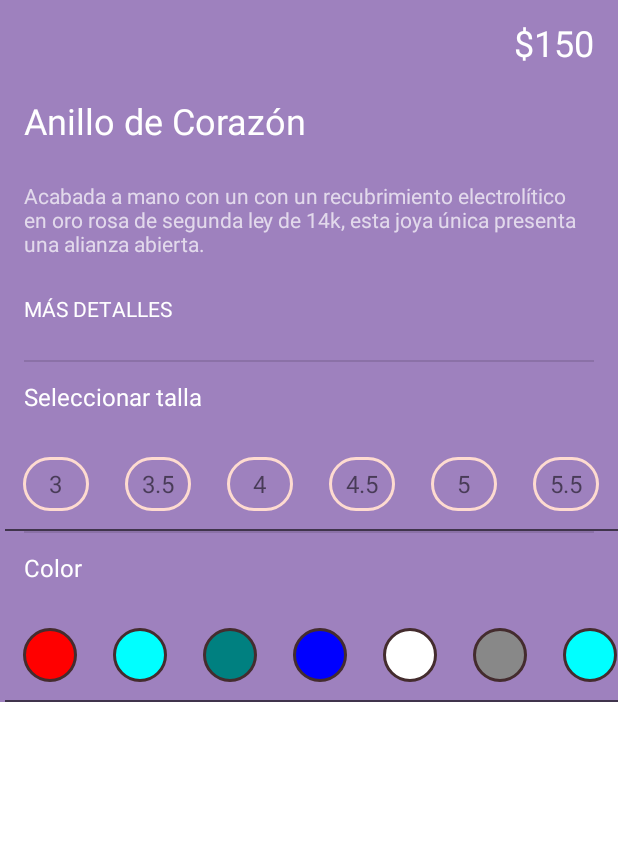
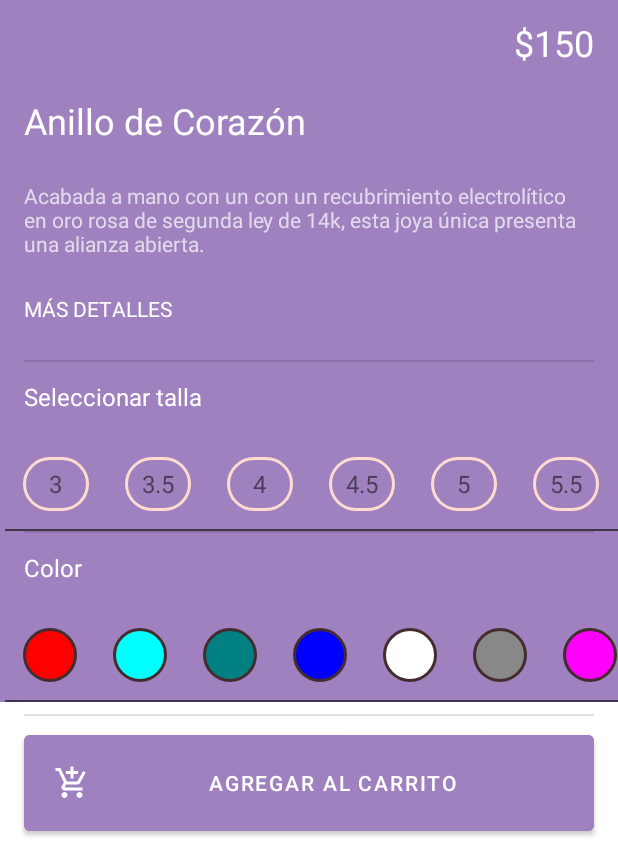
Before and after one commit to C3SC0-V4113/E-Commerce-Joyeria, an Android app: the ProductoDetalleActivity screen opened directly, with no data from a screen before it, on a phone screen of 412 x 824 dp, the part 384-1236 px from its top. Run offline under Robolectric (Android 15) with nearby library versions, the phone set to English and light mode, and no system bars.

Commit message:
Terminada mi vista, aunque a lo bestia

```diff
--- /dev/null
+++ b/app/src/main/java/com/udb/edu/joyeria_commerce/ProductoAdapter.java
@@ -0,0 +1,69 @@
+package com.udb.edu.joyeria_commerce;
+
+import android.content.Context;
+import android.view.LayoutInflater;
+import android.view.View;
+import android.view.ViewGroup;
+import android.widget.Filter;
+import android.widget.Filterable;
+import android.widget.TextView;
+
+import androidx.annotation.NonNull;
+import androidx.recyclerview.widget.RecyclerView;
+
+import java.util.List;
+
+public class ProductoAdapter extends RecyclerView.Adapter<ProductoAdapter.ProductoAdapterVh> implements Filterable {
+
+    private List<ProductoModel> productoModelList;
+    private Context context;
+    private ProductoSeleccionado productoSeleccionado;
+
+    public ProductoAdapter(List<ProductoModel> productoModelList, ProductoSeleccionado productoSeleccionado){
+        this.productoModelList=productoModelList;
+        this.productoSeleccionado=productoSeleccionado;
+    }
+
+    @Override
+    public Filter getFilter() {
+        return null;
+    }
+
+    @NonNull
+    @Override
+    public ProductoAdapter.ProductoAdapterVh onCreateViewHolder(@NonNull ViewGroup parent, int viewType) {
+        context=parent.getContext();
+
+        return new ProductoAdapterVh(LayoutInflater.from(context).inflate(R.layout.fragment_recycler_view_productos,null));
+    }
+
+    @Override
+    public void onBindViewHolder(@NonNull ProductoAdapter.ProductoAdapterVh holder, int position) {
+        ProductoModel productoModel=productoModelList.get(position);
+
+        String title=productoModel.getProductoTitulo();
+        String price=productoModel.getPrecio();
+
+        holder.tvTitle.setText(title);
+        holder.tvPrecio.setText("$"+price);
+    }
+
+    @Override
+    public int getItemCount() {
+        return productoModelList.size();
+    }
+
+    public interface ProductoSeleccionado{
+        void productoSeleccionado(ProductoModel productoModel);
+    }
+
+    public class ProductoAdapterVh extends RecyclerView.ViewHolder{
+        TextView tvTitle;
+        TextView tvPrecio;
+        public  ProductoAdapterVh(@NonNull View itemView){
+            super(itemView);
+            tvTitle=itemView.findViewById(R.id.titulo_Card);
+            tvPrecio=itemView.findViewById(R.id.precio_Card);
+        }
+    }
+}
--- a/app/src/main/java/com/udb/edu/joyeria_commerce/ProductoDetalleActivity.java
+++ b/app/src/main/java/com/udb/edu/joyeria_commerce/ProductoDetalleActivity.java
@@ -11,20 +11,23 @@ import android.widget.Toast;
 import java.util.ArrayList;
 import java.util.List;
 
-public class ProductoDetalleActivity extends AppCompatActivity implements TallasAdapter.TallaSeleccionada,ColorAdapter.ColorSeleccionado{
+public class ProductoDetalleActivity extends AppCompatActivity implements TallasAdapter.TallaSeleccionada,ColorAdapter.ColorSeleccionado,ProductoAdapter.ProductoSeleccionado{
 
     RecyclerView rcl_tallas;
     RecyclerView rcl_colores;
+    RecyclerView rcl_recomendados;
 
     List<TallasModel> tallasModelList=new ArrayList<>();
     List<ColorModel> colorModelList=new ArrayList<>();
+    List<ProductoModel> productoModelList=new ArrayList<>();
 
     TallasAdapter tallasAdapter;
     ColorAdapter coloresAdapter;
+    ProductoAdapter productoAdapter;
 
     String[] tallas={"3","3.5","4","4.5","5","5.5","6"};
 
-    String[] colores={"red","cyan","teal","blue","white","gray","aqua","fuchsia","navy","#085569"};
+    String[] colores={"red","cyan","teal","blue","white","gray","fuchsia","navy","#085569"};
 
     @Override
     protected void onCreate(Bundle savedInstanceState) {
@@ -33,12 +36,16 @@ public class ProductoDetalleActivity extends AppCompatActivity implements Tallas
 
         rcl_tallas=findViewById(R.id.rclview_tallas);
         rcl_colores=findViewById(R.id.rclview_colores);
+        rcl_recomendados=findViewById(R.id.rclview_recomendados);
 
         LinearLayoutManager linearLayoutManager=new LinearLayoutManager(this);
         linearLayoutManager.setOrientation(LinearLayoutManager.HORIZONTAL);
 
         LinearLayoutManager linearLayoutManager2=new LinearLayoutManager(this);
         linearLayoutManager2.setOrientation(LinearLayoutManager.HORIZONTAL);
+
+        LinearLayoutManager linearLayoutManager3=new LinearLayoutManager(this);
+        linearLayoutManager3.setOrientation(LinearLayoutManager.HORIZONTAL);
 
         for (String s:tallas) {
             TallasModel tallasModel=new TallasModel(s);
@@ -52,17 +59,27 @@ public class ProductoDetalleActivity extends AppCompatActivity implements Tallas
             colorModelList.add(colorModel);
         }
 
+        productoModelList.add(new ProductoModel("Anillo corazón esmeralda",183.0));
+        productoModelList.add(new ProductoModel("Anillo azul zafiro",228.0));
+        productoModelList.add(new ProductoModel("Anillo gota rubí",190.0));
+        productoModelList.add(new ProductoModel("Anillo de oro con opalos incrustados",250.0));
+
         rcl_tallas.setLayoutManager(linearLayoutManager);
         rcl_tallas.addItemDecoration(new DividerItemDecoration(this,DividerItemDecoration.VERTICAL));
 
         rcl_colores.setLayoutManager(linearLayoutManager2);
         rcl_colores.addItemDecoration(new DividerItemDecoration(this,DividerItemDecoration.VERTICAL));
 
+        rcl_recomendados.setLayoutManager(linearLayoutManager3);
+        rcl_recomendados.addItemDecoration(new DividerItemDecoration(this,DividerItemDecoration.VERTICAL));
+
         tallasAdapter=new TallasAdapter(tallasModelList,this);
         coloresAdapter=new ColorAdapter(colorModelList,this);
+        productoAdapter=new ProductoAdapter(productoModelList,this);
 
         rcl_tallas.setAdapter(tallasAdapter);
         rcl_colores.setAdapter(coloresAdapter);
+        rcl_recomendados.setAdapter(productoAdapter);
     }
 
     @Override
@@ -74,4 +91,9 @@ public class ProductoDetalleActivity extends AppCompatActivity implements Tallas
     public void colorSeleccionado(ColorModel colorModel) {
         Toast.makeText(this, colorModel.getColorModel(), Toast.LENGTH_SHORT).show();
     }
+
+    @Override
+    public void productoSeleccionado(ProductoModel productoModel) {
+        Toast.makeText(this, productoModel.getProductoTitulo(), Toast.LENGTH_SHORT).show();
+    }
 }
--- /dev/null
+++ b/app/src/main/java/com/udb/edu/joyeria_commerce/ProductoModel.java
@@ -0,0 +1,19 @@
+package com.udb.edu.joyeria_commerce;
+
+public class ProductoModel {
+    private String titulo;
+    private String precio;
+
+    public ProductoModel(String titulo,Double precio){
+        this.titulo=titulo;
+        this.precio= String.valueOf(precio);
+    }
+
+    public String getProductoTitulo(){
+        return titulo;
+    }
+
+    public String getPrecio() {
+        return precio;
+    }
+}
--- /dev/null
+++ b/app/src/main/res/drawable/ic_baseline_add_shopping_cart_24.xml
@@ -0,0 +1,10 @@
+<vector xmlns:android="http://schemas.android.com/apk/res/android"
+    android:width="24dp"
+    android:height="24dp"
+    android:viewportWidth="24"
+    android:viewportHeight="24"
+    android:tint="?attr/colorControlNormal">
+  <path
+      android:fillColor="@android:color/white"
+      android:pathData="M11,9h2L13,6h3L16,4h-3L13,1h-2v3L8,4v2h3v3zM7,18c-1.1,0 -1.99,0.9 -1.99,2S5.9,22 7,22s2,-0.9 2,-2 -0.9,-2 -2,-2zM17,18c-1.1,0 -1.99,0.9 -1.99,2s0.89,2 1.99,2 2,-0.9 2,-2 -0.9,-2 -2,-2zM7.17,14.75l0.03,-0.12 0.9,-1.63h7.45c0.75,0 1.41,-0.41 1.75,-1.03l3.86,-7.01L19.42,4h-0.01l-1.1,2 -2.76,5L8.53,11l-0.13,-0.27L6.16,6l-0.95,-2 -0.94,-2L1,2v2h2l3.6,7.59 -1.35,2.45c-0.16,0.28 -0.25,0.61 -0.25,0.96 0,1.1 0.9,2 2,2h12v-2L7.42,15c-0.13,0 -0.25,-0.11 -0.25,-0.25z"/>
+</vector>
--- a/app/src/main/res/layout/activity_producto_detalle.xml
+++ b/app/src/main/res/layout/activity_producto_detalle.xml
@@ -26,7 +26,6 @@
             android:layout_width="match_parent"
             android:layout_height="wrap_content"
             app:layout_constraintEnd_toEndOf="parent"
-            app:layout_constraintHorizontal_bias="0.0"
             app:layout_constraintStart_toStartOf="@+id/img_detalle"
             app:layout_constraintTop_toBottomOf="@+id/img_detalle"
             android:background="#9E81BE">
@@ -102,13 +101,14 @@
                 android:text="Seleccionar talla"
                 android:textColor="@color/white"
                 android:textSize="16sp" />
+
             <androidx.recyclerview.widget.RecyclerView
                 android:id="@+id/rclview_tallas"
-                android:layout_marginStart="3dp"
-                android:layout_marginTop="3dp"
                 android:layout_width="match_parent"
                 android:layout_height="wrap_content"
-                android:layout_below="@id/title_tallas"/>
+                android:layout_below="@id/title_tallas"
+                android:layout_marginStart="3dp"
+                android:layout_marginTop="3dp" />
             <com.google.android.material.divider.MaterialDivider
                 android:id="@+id/divider_color"
                 android:layout_below="@+id/rclview_tallas"
@@ -138,6 +138,50 @@
                 android:layout_below="@id/title_colores"/>
 
         </RelativeLayout>
+        <RelativeLayout
+            android:id="@+id/rltv_lyt2"
+            android:layout_width="match_parent"
+            android:layout_height="wrap_content"
+            app:layout_constraintEnd_toEndOf="parent"
+            app:layout_constraintStart_toStartOf="@+id/rltv_lyt"
+            app:layout_constraintTop_toBottomOf="@+id/rltv_lyt">
+            <com.google.android.material.divider.MaterialDivider
+                android:id="@+id/divider_colores"
+                android:layout_width="match_parent"
+                android:layout_height="wrap_content"
+                android:layout_marginTop="8dp"
+                app:dividerInsetStart="16dp"
+                app:dividerInsetEnd="16dp"/>
+            <com.google.android.material.button.MaterialButton
+                android:id="@+id/btn_add"
+                android:layout_width="match_parent"
+                android:layout_height="wrap_content"
+                android:text="Agregar al Carrito"
+                android:padding="20dp"
+                android:layout_margin="16dp"
+                app:icon="@drawable/ic_baseline_add_shopping_cart_24"
+                android:backgroundTint="#9E81BE"/>
+
+            <TextView
+                android:id="@+id/title_recomendados"
+                android:layout_width="wrap_content"
+                android:layout_height="wrap_content"
+                android:layout_below="@+id/btn_add"
+                android:layout_marginHorizontal="16dp"
+                android:layout_marginTop="12dp"
+                android:layout_marginBottom="12dp"
+                android:minHeight="32dp"
+                android:text="También te podría gustar"
+                android:textSize="24sp" />
+
+            <androidx.recyclerview.widget.RecyclerView
+                android:id="@+id/rclview_recomendados"
+                android:layout_marginStart="3dp"
+                android:layout_marginTop="3dp"
+                android:layout_width="match_parent"
+                android:layout_height="wrap_content"
+                android:layout_below="@id/title_recomendados"/>
+        </RelativeLayout>
     </androidx.appcompat.widget.LinearLayoutCompat>
 
 
```
Also changed, not shown: app/src/main/java/com/udb/edu/joyeria_commerce/RecyclerViewProductos.java (added, +64 -0 lines), app/src/main/res/layout/fragment_recycler_view_productos.xml (added, +56 -0 lines).
